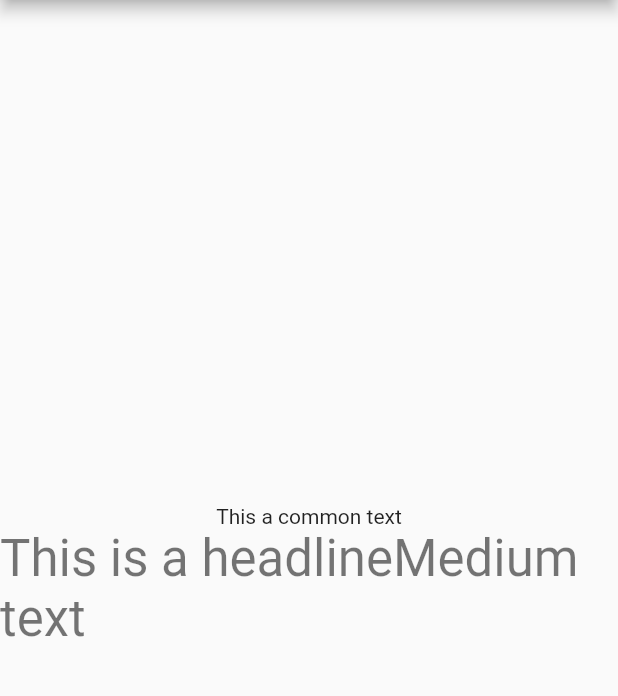
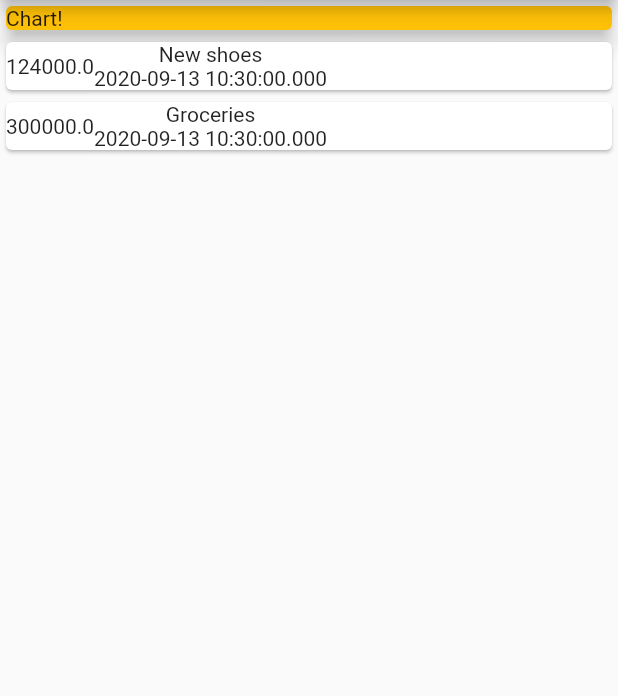
Before and after one commit to ellipe/XPenses, a Flutter app: the screen it shows after launch, on a phone screen of 412 x 824 dp, the part 84-780 px from its top. Run offline on Flutter 3.47's test engine with Material 2 defaults, Android fonts, the phone set to English and light mode, and no system bars.

Commit message:
added transaction class and start building the ui.

```diff
--- a/lib/main.dart
+++ b/lib/main.dart
@@ -1,4 +1,5 @@
 import 'package:flutter/material.dart';
+import 'transaction.dart';
 
 void main() {
   runApp(App());
@@ -22,8 +23,23 @@ class App extends StatelessWidget {
 }
 
 class Home extends StatelessWidget {
+  final String title;
+  final List<Transaction> transactions = [
+    Transaction(
+      id: '1',
+      title: 'New shoes',
+      ammount: 124000,
+      date: DateTime.now(),
+    ),
+    Transaction(
+      id: '2',
+      title: 'Groceries',
+      ammount: 300000,
+      date: DateTime.now(),
+    ),
+  ];
+
   Home({this.title});
-  final String title;
 
   @override
   Widget build(BuildContext context) {
@@ -31,19 +47,45 @@ class Home extends StatelessWidget {
       appBar: AppBar(
         title: Text(this.title),
       ),
-      body: Center(
-        child: Column(
-          mainAxisAlignment: MainAxisAlignment.center,
+      body: Column(
+        crossAxisAlignment: CrossAxisAlignment.start,
         children: <Widget>[
+          Container(
+            width: double.infinity,
+            child: Card(
+              child: Text('Chart!'),
+              color: Colors.amber,
+              elevation: 5,
+            ),
+          ),
+          Column(
+            children: transactions
+                .map(
+                  (tx) => Card(
+                    child: Row(
+                      children: [
+                        Container(
+                          child: Text(
+                            tx.ammount.toString(),
+                          ),
+                        ),
+                        Column(
+                          children: [
                             Text(
-              'This a common text',
+                              tx.title,
                             ),
                             Text(
-              'This is a headline4 text',
-              style: Theme.of(context).textTheme.headline4,
+                              tx.date.toString(),
                             ),
                           ],
+                        )
+                      ],
                     ),
+                  ),
+                )
+                .toList(),
+          ),
+        ],
       ),
     );
   }
--- /dev/null
+++ b/lib/transaction.dart
@@ -0,0 +1,14 @@
+import 'package:flutter/foundation.dart';
+
+class Transaction {
+  final String id;
+  final String title;
+  final double ammount;
+  final DateTime date;
+
+  Transaction({
+    @required this.id,
+    @required this.title,
+    @required this.ammount,
+    @required this.date});
+}
```
Lines whose indentation alone changed are shown as unchanged.
